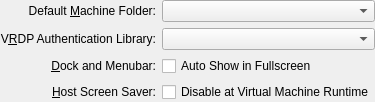
Before: the Qt Designer form vbox/src/VBox/Frontends/VirtualBox/src/settings/global/UIGlobalSettingsGeneral.ui in jljuxgm/vboxgit, drawn with Qt 5.
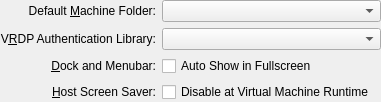
After: the same form once the commit is applied. Custom widgets are drawn as their Qt base class.

Commit message:
commit_47186 ------------------------------------------------------------------------ r47186 | vboxsync | 2013-07-16 21:13:36 +0800 (Tue, 16 Jul 2013) | 1 line
FE/Qt: Global properties: General page: Fixing MacOS X layout bug.
------------------------------------------------------------------------

What changed in the file:
```diff
--- a/vbox/src/VBox/Frontends/VirtualBox/src/settings/global/UIGlobalSettingsGeneral.ui
+++ b/vbox/src/VBox/Frontends/VirtualBox/src/settings/global/UIGlobalSettingsGeneral.ui
@@ -31,7 +31,7 @@
      </property>
     </widget>
    </item>
-   <item row="0" column="1">
+   <item row="0" column="1" colspan="2">
     <widget class="VBoxFilePathSelectorWidget" name="m_pSelectorMachineFolder">
      <property name="sizePolicy">
       <sizepolicy hsizetype="MinimumExpanding" vsizetype="Fixed">
@@ -57,7 +57,7 @@
      </property>
     </widget>
    </item>
-   <item row="1" column="1">
+   <item row="1" column="1" colspan="2">
     <widget class="VBoxFilePathSelectorWidget" name="m_pSelectorVRDPLibName">
      <property name="sizePolicy">
       <sizepolicy hsizetype="MinimumExpanding" vsizetype="Fixed">
@@ -116,7 +116,7 @@
      </property>
     </widget>
    </item>
-   <item row="4" column="0" colspan="2">
+   <item row="4" column="0" colspan="3">
     <spacer>
      <property name="orientation">
       <enum>Qt::Vertical</enum>
```
